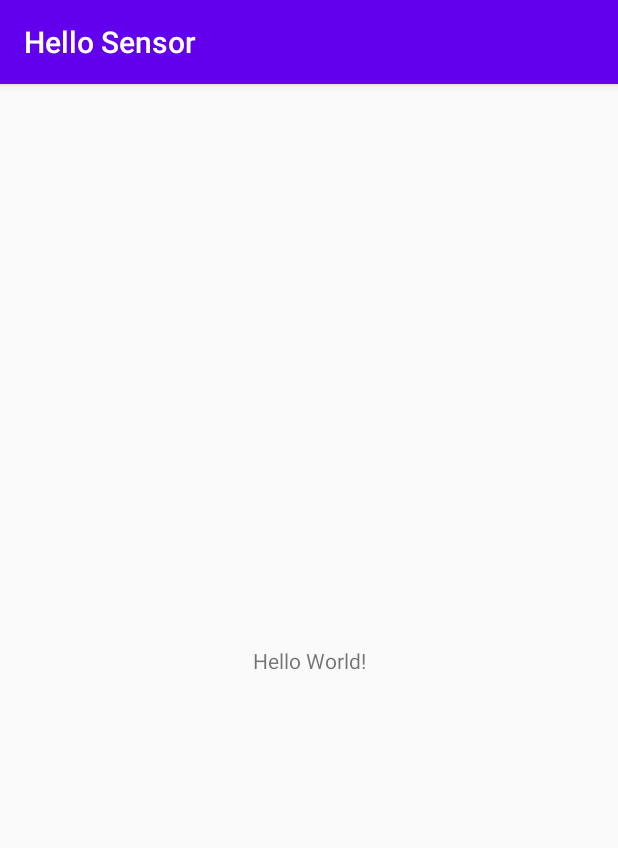
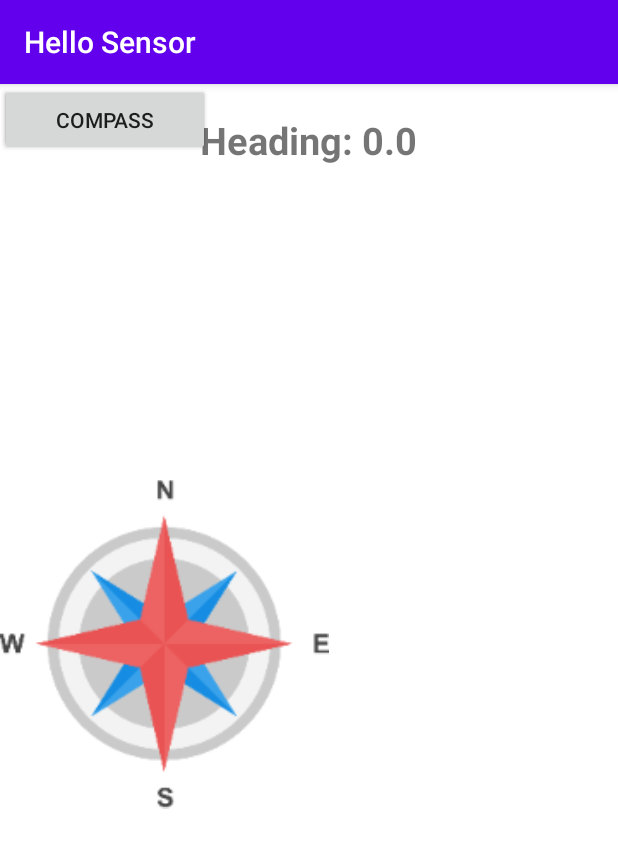
Before and after one commit to Coolakatter/HelloSensor, an Android app: the screen it shows after launch (MainActivity), on a phone screen of 412 x 824 dp. Shown: the top 848 px of the screen. Run offline under Robolectric (Android 15) with nearby library versions, the light colour scheme and no system bars.

Commit message:
Initial Commit

```diff
--- a/app/src/main/AndroidManifest.xml
+++ b/app/src/main/AndroidManifest.xml
@@ -4,7 +4,7 @@
 
     <application
         android:allowBackup="true"
-        android:icon="@mipmap/ic_launcher"
+        android:icon="@drawable/compass"
         android:label="@string/app_name"
         android:roundIcon="@mipmap/ic_launcher_round"
         android:supportsRtl="true"
--- a/app/src/main/java/com/example/hellosensor/MainActivity.java
+++ b/app/src/main/java/com/example/hellosensor/MainActivity.java
@@ -1,13 +1,78 @@
 package com.example.hellosensor;
-
+import android.hardware.Sensor;
+import android.hardware.SensorManager;
 import android.support.v7.app.AppCompatActivity;
+import android.view.animation.Animation;
+import android.view.animation.RotateAnimation;
+import android.hardware.SensorEvent;
+import android.widget.ImageView;
+import android.widget.TextView;
+import android.hardware.SensorEventListener;
 import android.os.Bundle;
 
-public class MainActivity extends AppCompatActivity {
 
+public class MainActivity extends AppCompatActivity  implements SensorEventListener {
+    // device sensor manager
+    private SensorManager SensorManage;
+    // define the compass picture that will be use
+    private ImageView compassimage;
+    // record the angle turned of the compass picture
+    private float DegreeStart = 0f;
+    TextView DegreeTV;
+    @Override
+    protected void onCreate(Bundle savedInstanceState) {
+        super.onCreate(savedInstanceState);
+        setContentView(R.layout.activity_main);
+        //
+        compassimage = (ImageView) findViewById(R.id.compass_image);
+        // TextView that will display the degree
+        DegreeTV = (TextView) findViewById(R.id.DegreeTV);
+        // initialize your android device sensor capabilities
+        SensorManage = (SensorManager) getSystemService(SENSOR_SERVICE);
+    }
+    @Override
+    protected void onPause() {
+        super.onPause();
+        // to stop the listener and save battery
+        SensorManage.unregisterListener(this);
+    }
+    @Override
+    protected void onResume() {
+        super.onResume();
+        // code for system's orientation sensor registered listeners
+        SensorManage.registerListener(this, SensorManage.getDefaultSensor(Sensor.TYPE_ORIENTATION),
+                SensorManager.SENSOR_DELAY_GAME);
+    }
+    @Override
+    public void onSensorChanged(SensorEvent event) {
+        // get angle around the z-axis rotated
+        float degree = Math.round(event.values[0]);
+        DegreeTV.setText("Heading: " + Float.toString(degree) + " degrees");
+        // rotation animation - reverse turn degree degrees
+        RotateAnimation ra = new RotateAnimation(
+                DegreeStart,
+                -degree,
+                Animation.RELATIVE_TO_SELF, 0.5f,
+                Animation.RELATIVE_TO_SELF, 0.5f);
+        // set the compass animation after the end of the reservation status
+        ra.setFillAfter(true);
+        // set how long the animation for the compass image will take place
+        ra.setDuration(210);
+        // Start animation of compass image
+        compassimage.startAnimation(ra);
+        DegreeStart = -degree;
+    }
+    @Override
+    public void onAccuracyChanged(Sensor sensor, int accuracy) {
+        // not in use
+    }
+}
+
+
+/*{
     @Override
     protected void onCreate(Bundle savedInstanceState) {
         super.onCreate(savedInstanceState);
         setContentView(R.layout.activity_main);
     }
-}
+}*/
--- a/app/src/main/res/layout/activity_main.xml
+++ b/app/src/main/res/layout/activity_main.xml
@@ -6,13 +6,44 @@
     android:layout_height="match_parent"
     tools:context=".MainActivity">
 
-    <TextView
-        android:layout_width="wrap_content"
-        android:layout_height="wrap_content"
-        android:text="Hello World!"
-        app:layout_constraintBottom_toBottomOf="parent"
-        app:layout_constraintLeft_toLeftOf="parent"
-        app:layout_constraintRight_toRightOf="parent"
-        app:layout_constraintTop_toTopOf="parent" />
+    <RelativeLayout
+        android:layout_width="match_parent"
+        android:layout_height="match_parent"
+        android:background="#fff"
+        tools:layout_editor_absoluteX="62dp"
+        tools:layout_editor_absoluteY="187dp">
+
+        <TextView
+            android:id="@+id/DegreeTV"
+            android:layout_width="wrap_content"
+            android:layout_height="wrap_content"
+            android:layout_centerHorizontal="true"
+            android:layout_marginTop="20dp"
+            android:layout_marginBottom="40dp"
+            android:text="Heading: 0.0"
+            android:textSize="25sp"
+            android:textStyle="normal|bold" />
+
+        <ImageView
+            android:id="@+id/compass_image"
+            android:layout_width="219dp"
+            android:layout_height="305dp"
+            android:layout_below="@+id/DegreeTV"
+            android:layout_marginTop="126dp"
+            android:src="@drawable/compass" />
+
+        <Button
+            android:id="@+id/button2"
+            android:layout_width="140dp"
+            android:layout_height="45dp"
+            android:text="Accelerometer" />
+
+        <Button
+            android:id="@+id/button"
+            android:layout_width="140dp"
+            android:layout_height="48dp"
+            android:text="Compass" />
+
+    </RelativeLayout>
 
 </android.support.constraint.ConstraintLayout>
```
Also changed, not shown: app/src/main/res/drawable-xxxhdpi/compass.png (added).
